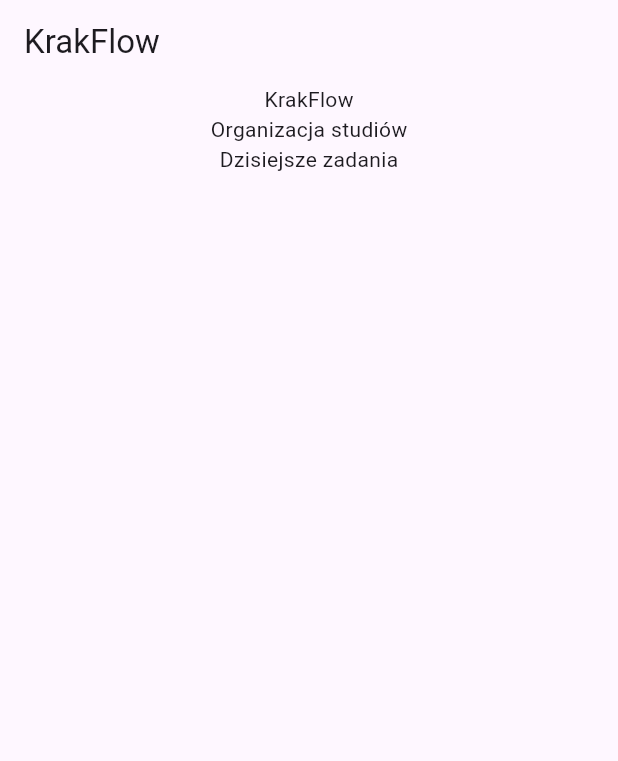
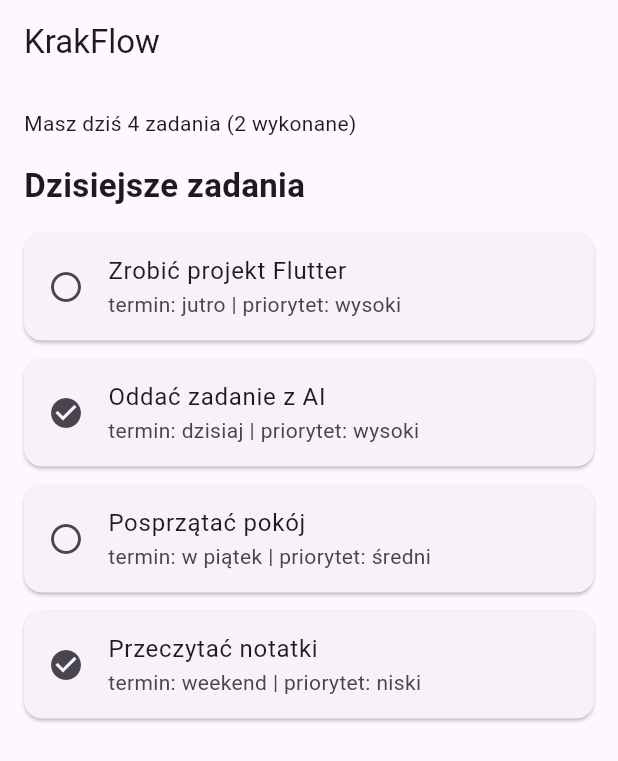
Before and after one commit to sofiasydii/krakflow_flutter, a Flutter app: the screen it shows after launch, on a phone screen of 412 x 824 dp. Shown: the top 761 px of the screen. Run offline on Flutter 3.47's test engine with Material 3 defaults, Android fonts, the phone set to English and light mode, and no system bars.

Commit message:
lab_04 krakflow task list

```diff
--- a/lib/main.dart
+++ b/lib/main.dart
@@ -7,19 +7,60 @@
 class MyApp extends StatelessWidget {
   const MyApp({super.key});
 
+  final List<Task> tasks = const [
+    Task(
+        title: "Zrobić projekt Flutter",
+        deadline: "jutro",
+        done: false,
+        priority: "wysoki"),
+    Task(
+        title: "Oddać zadanie z AI",
+        deadline: "dzisiaj",
+        done: true,
+        priority: "wysoki"),
+    Task(
+        title: "Posprzątać pokój",
+        deadline: "w piątek",
+        done: false,
+        priority: "średni"),
+    Task(
+        title: "Przeczytać notatki",
+        deadline: "weekend",
+        done: true,
+        priority: "niski"),
+  ];
+
   @override
   Widget build(BuildContext context) {
+    int doneCount = tasks.where((task) => task.done).length;
+
     return MaterialApp(
       home: Scaffold(
         appBar: AppBar(
           title: const Text("KrakFlow"),
         ),
-        body: const Center(
+        body: Padding(
+          padding: const EdgeInsets.all(16),
           child: Column(
+            crossAxisAlignment: CrossAxisAlignment.start,
             children: [
-              Text("KrakFlow"),
-              Text("Organizacja studiów"),
-              Text("Dzisiejsze zadania"),
+              Text("Masz dziś ${tasks.length} zadania ($doneCount wykonane)"),
+              const SizedBox(height: 16),
+              const Text(
+                "Dzisiejsze zadania",
+                style: TextStyle(
+                  fontSize: 22,
+                  fontWeight: FontWeight.bold,
+                ),
+              ),
+              const SizedBox(height: 16),
+              Expanded(
+                child: ListView(
+                  children: tasks
+                      .map((task) => TaskCard(task: task))
+                      .toList(),
+                ),
+              ),
             ],
           ),
         ),
@@ -27,3 +68,41 @@
     );
   }
 }
+
+class Task {
+  final String title;
+  final String deadline;
+  final bool done;
+  final String priority;
+
+  const Task({
+    required this.title,
+    required this.deadline,
+    required this.done,
+    required this.priority,
+  });
+}
+
+class TaskCard extends StatelessWidget {
+  final Task task;
+
+  const TaskCard({super.key, required this.task});
+
+  @override
+  Widget build(BuildContext context) {
+    return Card(
+      margin: const EdgeInsets.only(bottom: 12),
+      child: ListTile(
+        leading: Icon(
+          task.done
+              ? Icons.check_circle
+              : Icons.radio_button_unchecked,
+        ),
+        title: Text(task.title),
+        subtitle: Text(
+          "termin: ${task.deadline} | priorytet: ${task.priority}",
+        ),
+      ),
+    );
+  }
+}
```
